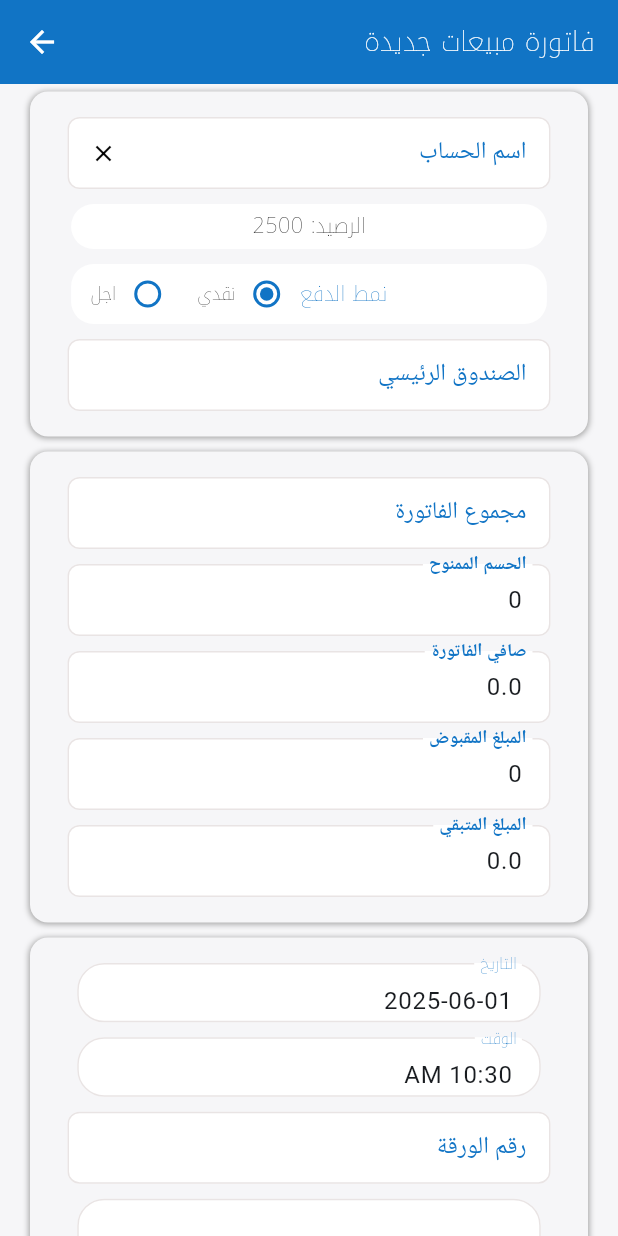
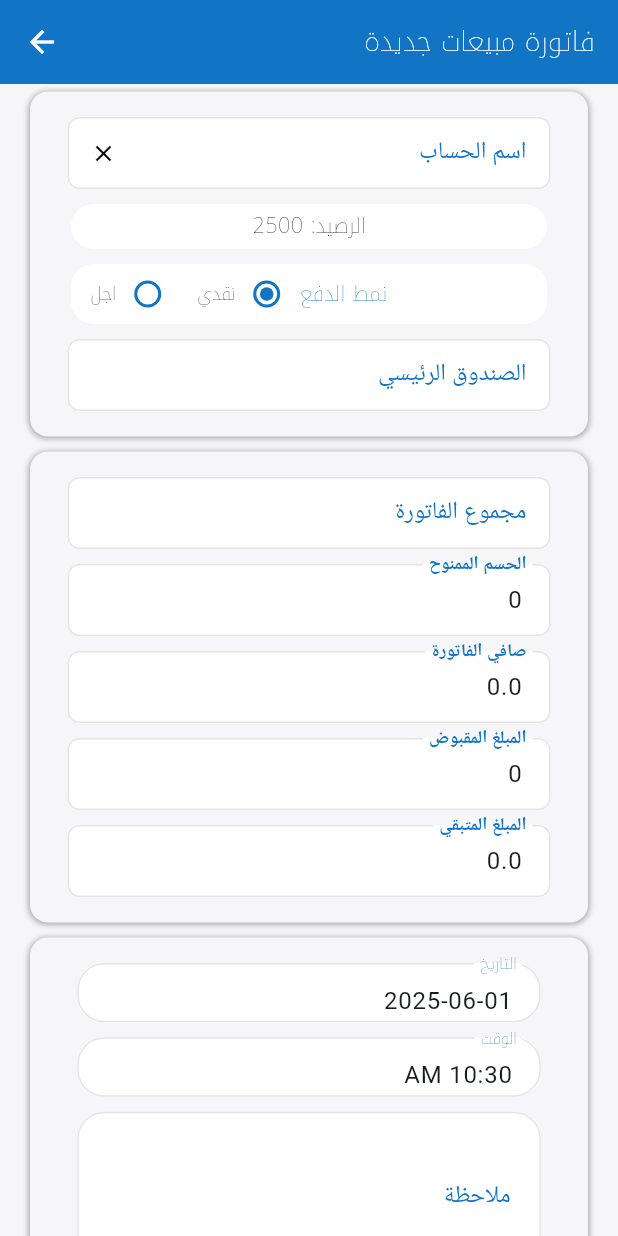
Before and after one commit to salimo2002/template, a Flutter app: the InvoiceDetailsView screen opened directly with empty values, on a phone screen of 412 x 824 dp. Run offline on Flutter 3.47's test engine with Material 3 defaults, Android fonts, the phone set to English and light mode, and no system bars; our stand-ins replace flutter_bloc, flutter_svg, image_picker, video_player; missing offline and left inert: font_awesome_icon_class, mobile_scanner; accounts and stored records are empty; network calls fail; statements that could not run were skipped.

```diff
--- a/lib/views/invoice_details_view.dart
+++ b/lib/views/invoice_details_view.dart
@@ -37,7 +37,6 @@ class _InvoiceDetailsViewState extends State<InvoiceDetailsView> {
   final TextEditingController totalInvois = TextEditingController();
   final TextEditingController amountRecived = TextEditingController();
   final TextEditingController remainingAmound = TextEditingController();
-  final TextEditingController numberBebar = TextEditingController();
   final TextEditingController note = TextEditingController();
   final FocusNode s = FocusNode();
   final FocusNode ss = FocusNode();
@@ -263,12 +262,7 @@ class _InvoiceDetailsViewState extends State<InvoiceDetailsView> {
                         hoursOrYear: false,
                         label: 'الوقت',
                       ),
-                      TextFieldAndDetails(
-                        focusNode: FocusNode(),
-                        keyType: TextInputType.number,
-                        hintText: 'رقم الورقة',
-                        controller: numberBebar,
-                      ),
+
                       CommentsTextField(
                         maxLines: 4,
                         label: 'ملاحظة',
```
